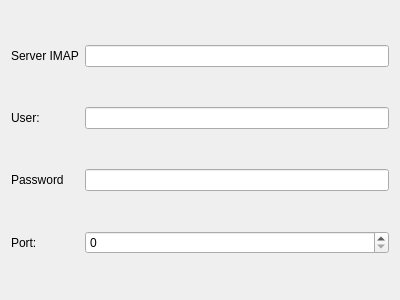
First picture: the form in sieveeditor/ui/serversievesettings.ui, repository KDE/kdepim, before the edit.
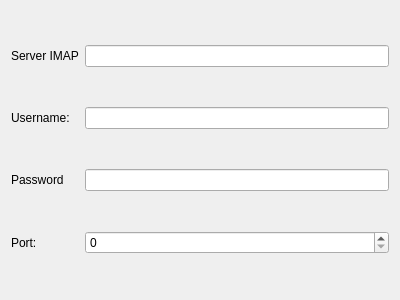
Second picture: the form after the edit.

```diff
--- a/sieveeditor/ui/serversievesettings.ui
+++ b/sieveeditor/ui/serversievesettings.ui
@@ -27,7 +27,7 @@
    <item row="1" column="0">
     <widget class="QLabel" name="label_2">
      <property name="text">
-      <string>User:</string>
+      <string>Username:</string>
      </property>
     </widget>
    </item>
```
Left out of the diff: 12 changed lines with no effect on the pictures.
